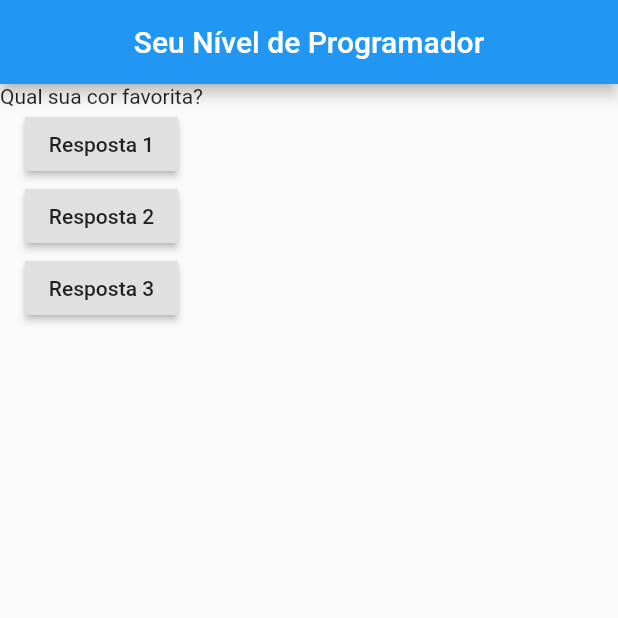
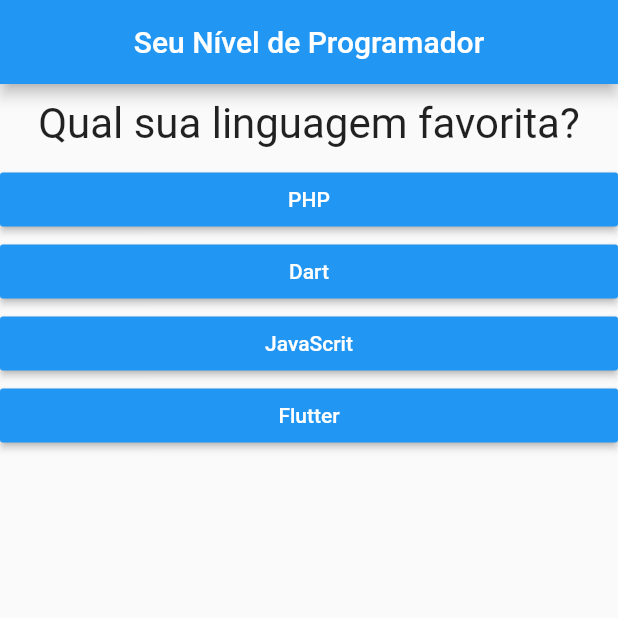
Before and after one commit to BrendowLincoln/seu_nivel_progamador, a Flutter app: the screen it shows after launch, on a phone screen of 412 x 824 dp, the top half of it. Run offline on Flutter 3.47's test engine with Material 2 defaults, Android fonts, the phone set to English and light mode, and no system bars.

Commit message:
Colocando a construção dos widgets AnswerWidgets em uma lista de Widgets

```diff
--- a/lib/main.dart
+++ b/lib/main.dart
@@ -1,58 +1,60 @@
-  import 'package:flutter/material.dart';
+import 'package:flutter/material.dart';
+import 'src/widget/question_widget.dart';
+import 'src/widget/answer_widget.dart';
 
 main() {
   runApp(SeuNivelProgramador());
 
 }
 
-  class SeuNivelProgramador extends StatelessWidget {
+  class SeuNivelProgramador extends StatefulWidget {
 
-  var perguntaSelecionada = 0;
+   SeuNivelProgramadorState createState() => SeuNivelProgramadorState();
+
+  }
+
+  class SeuNivelProgramadorState extends State<SeuNivelProgramador> {
+
+    var _perguntaSelecionada = 0;
 
 
-    void responder() {
-      if(perguntaSelecionada == 1) {
-        perguntaSelecionada--;
-      } else if(perguntaSelecionada == 0) {
-        perguntaSelecionada++;
-      }
-      print(perguntaSelecionada);
-      print('Pergunta respondida!');
+    void _answer() {
+      setState(() {
+        _perguntaSelecionada++;
+    });
     }
 
-    void Function() perguntaRespondida2() {
-      print('Pergunta respondia #2');
-    }
+
 
     Widget build(BuildContext context) {
+      final List<Map<String, Object>> questions = [
+        {
+          'texto': 'Qual sua linguagem favorita?',
+          'respostas': ['PHP', 'Dart', 'JavaScrit', 'Flutter']
+        },
+        {
+          'texto': 'Qual seu banco de dados favorito?',
+          'respostas': ['MySQL', 'MongoDB', 'SQL Server', 'CloudFirestore']
+        },
+        {
+          'texto': 'Qual seu framework favorito?',
+          'respostas': ['.NET Framework', 'Spring', 'Flutter', 'Angular 2']
+        },
+    ];
 
-      final List<String> perguntas = [
-        'Qual sua cor favorita?',
-        'Qual seu animal favorito?'
-      ];
+      List<String> respostas = questions[_perguntaSelecionada]['respostas'];
 
       return MaterialApp(
         debugShowCheckedModeBanner: false,
         home: Scaffold(
-          appBar: AppBar(
-            centerTitle: true,
-            title: Text('Seu Nível de Programador'),
-          ),
+            appBar: AppBar(
+              centerTitle: true,
+              title: Text('Seu Nível de Programador'),
+            ),
             body: Column(
               children: [
-                Text(perguntas[perguntaSelecionada]),
-                RaisedButton(
-                    child: Text('Resposta 1'),
-                    onPressed: responder,
-                ),
-                RaisedButton(
-                    child: Text('Resposta 2'),
-                    onPressed: responder,
-                ),
-                RaisedButton(
-                    child: Text('Resposta 3'),
-                    onPressed: responder,
-                )
+                QuestionWidget(text: questions[_perguntaSelecionada]['texto']),
+                ...respostas.map((t) => AnswerWidget(text: t, onPressed: _answer,)).toList(),
               ],
             )
         ),
--- /dev/null
+++ b/lib/src/widget/answer_widget.dart
@@ -0,0 +1,21 @@
+import 'package:flutter/material.dart';
+
+class AnswerWidget extends StatelessWidget {
+  final dynamic text;
+  final void Function() onPressed;
+
+  AnswerWidget({this.text, this.onPressed});
+
+  @override
+  Widget build(BuildContext context) {
+    return Container(
+      width: double.infinity,
+      child: RaisedButton(
+        textColor: Colors.white,
+        color: Colors.blue,
+        child: Text(text),
+        onPressed: onPressed,
+      ),
+    );
+  }
+}
--- /dev/null
+++ b/lib/src/widget/question_widget.dart
@@ -0,0 +1,21 @@
+import 'package:flutter/material.dart';
+
+class QuestionWidget extends StatelessWidget {
+
+  final dynamic text;
+
+  QuestionWidget({this.text});
+
+  @override
+  Widget build(BuildContext context) {
+    return Container(
+      width: double.infinity,
+      margin: EdgeInsets.all(10),
+      child: Text(
+        text,
+          style: TextStyle(fontSize: 28),
+        textAlign: TextAlign.center,
+      ),
+    );
+  }
+}
```
Also changed, not shown: 1 other file.
